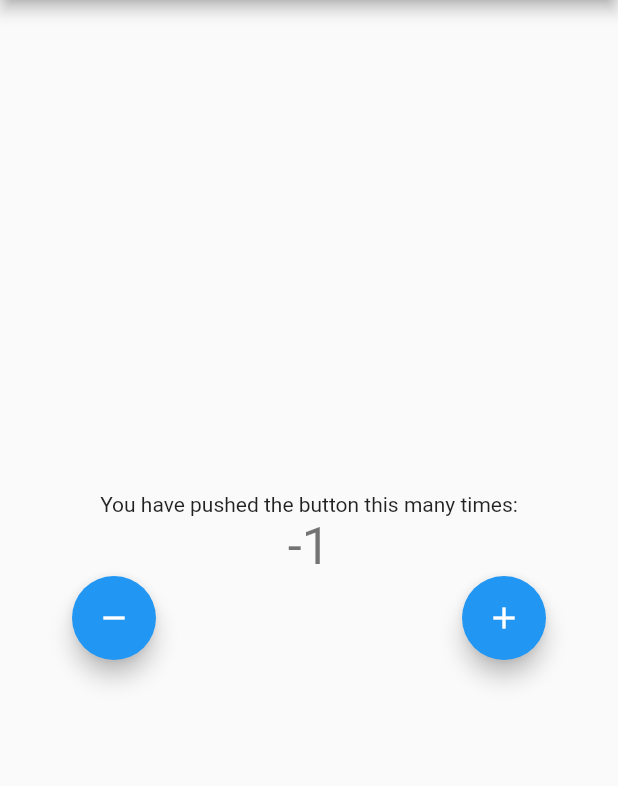
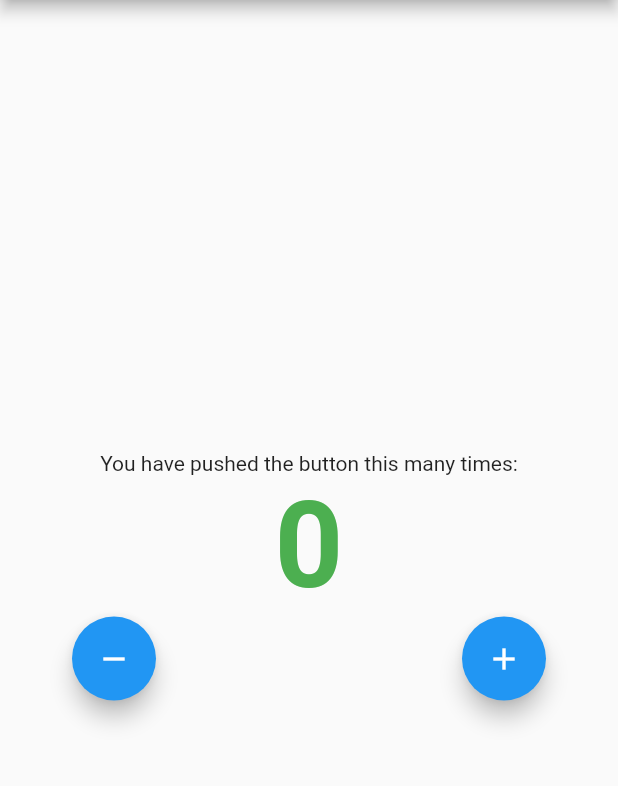
Before and after one commit to MiroGal/counter, a Flutter app: the screen it shows after launch, after a tap on the "remove" icon, on a phone screen of 412 x 824 dp, the part 84-870 px from its top. Run offline on Flutter 3.47's test engine with Material 2 defaults, Android fonts, the phone set to English and light mode, and no system bars.

Commit message:
min_value: added min value and change counter style

```diff
--- a/lib/page_counter.dart
+++ b/lib/page_counter.dart
@@ -6,7 +6,9 @@ class MyHomePage extends StatefulWidget {
   final String title;
 
   @override
-  State<MyHomePage> createState() => _MyHomePageState();
+  State<MyHomePage> createState() {
+    return _MyHomePageState();
+  }
 }
 
 class _MyHomePageState extends State<MyHomePage> {
@@ -27,9 +29,21 @@ class _MyHomePageState extends State<MyHomePage> {
             ),
             Text(
               '$_counter',
-              style: Theme.of(context).textTheme.headlineMedium,
+              style: Theme.of(context).textTheme.headlineMedium?.copyWith(
+                    color: Colors.green,
+                    fontWeight: FontWeight.bold,
+                    fontSize: 80,
                   ),
-            Padding(
+            ),
+            _buildButtons(context),
+          ],
+        ),
+      ),
+    );
+  }
+
+  Widget _buildButtons(BuildContext context) {
+    return Padding(
       padding: const EdgeInsets.only(left: 24, right: 24),
       child: Row(
         children: [
@@ -48,10 +62,6 @@ class _MyHomePageState extends State<MyHomePage> {
           const SizedBox(width: 24),
         ],
       ),
-            ),
-          ],
-        ),
-      ),
     );
   }
 
@@ -62,8 +72,11 @@ class _MyHomePageState extends State<MyHomePage> {
   }
 
   void _decrementCounter() {
+    final int newValue = _counter - 1;
+    if (newValue >= 0) {
       setState(() {
-      _counter = _counter - 1;
+        _counter = newValue;
       });
     }
   }
+}
```
Lines whose indentation alone changed are shown as unchanged.
